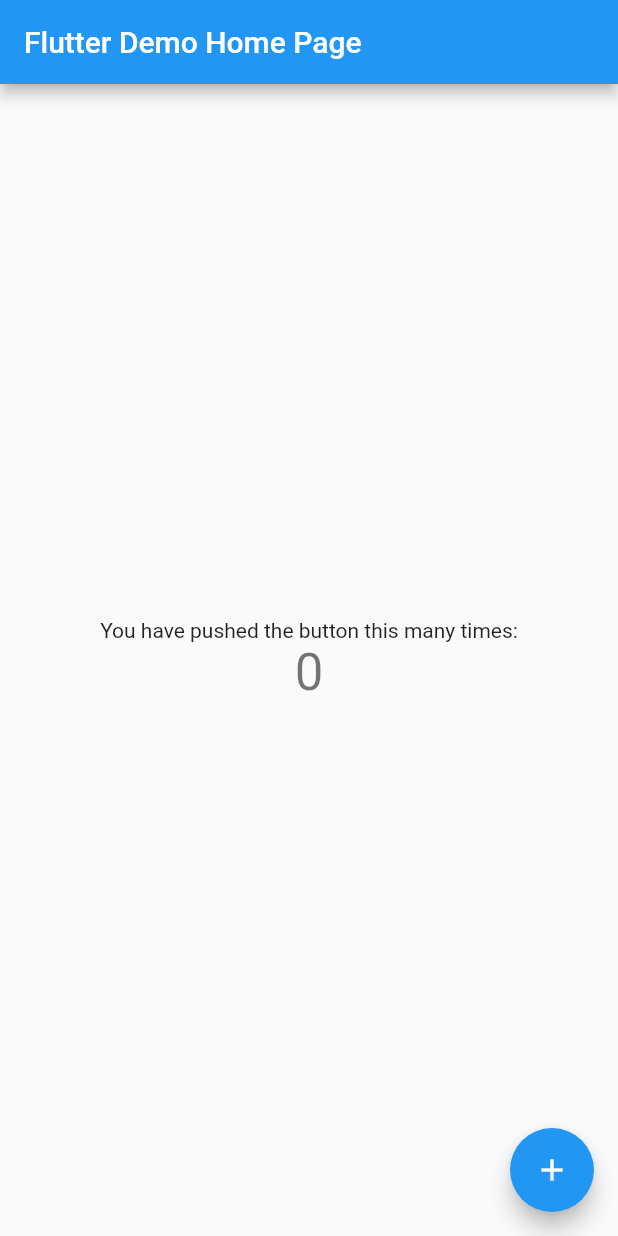
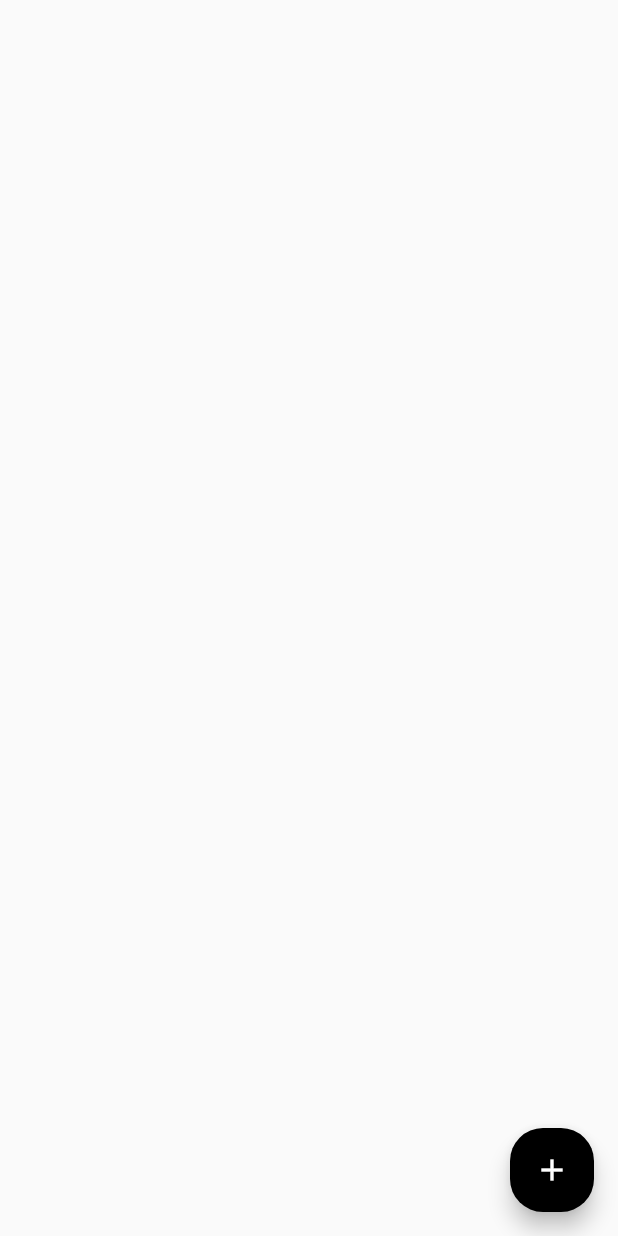
Before and after one commit to FedurovKonstantin/fflower, a Flutter app: the screen it shows after launch, on a phone screen of 412 x 824 dp. Run offline on Flutter 3.47's test engine with Material 2 defaults, Android fonts, the phone set to English and light mode, and no system bars.

Commit message:
create base theme and do fab

```diff
--- a/lib/main.dart
+++ b/lib/main.dart
@@ -1,4 +1,6 @@
 import 'package:flutter/material.dart';
+import 'package:fminimal/scenes/tasks/tasks_page.dart';
+import 'package:fminimal/theme/m_theme.dart';
 
 void main() {
   runApp(const MyApp());
@@ -7,109 +9,13 @@
 class MyApp extends StatelessWidget {
   const MyApp({Key? key}) : super(key: key);
 
-  // This widget is the root of your application.
   @override
   Widget build(BuildContext context) {
     return MaterialApp(
-      title: 'Flutter Demo',
-      theme: ThemeData(
-        // This is the theme of your application.
-        //
-        // Try running your application with "flutter run". You'll see the
-        // application has a blue toolbar. Then, without quitting the app, try
-        // changing the primarySwatch below to Colors.green and then invoke
-        // "hot reload" (press "r" in the console where you ran "flutter run",
-        // or simply save your changes to "hot reload" in a Flutter IDE).
-        // Notice that the counter didn't reset back to zero; the application
-        // is not restarted.
-        primarySwatch: Colors.blue,
+      home: MTheme(
+        data: MThemeData(),
+        child: TasksPage(),
       ),
-      home: const MyHomePage(title: 'Flutter Demo Home Page'),
     );
   }
 }
-
-class MyHomePage extends StatefulWidget {
-  const MyHomePage({Key? key, required this.title}) : super(key: key);
-
-  // This widget is the home page of your application. It is stateful, meaning
-  // that it has a State object (defined below) that contains fields that affect
-  // how it looks.
-
-  // This class is the configuration for the state. It holds the values (in this
-  // case the title) provided by the parent (in this case the App widget) and
-  // used by the build method of the State. Fields in a Widget subclass are
-  // always marked "final".
-
-  final String title;
-
-  @override
-  State<MyHomePage> createState() => _MyHomePageState();
-}
-
-class _MyHomePageState extends State<MyHomePage> {
-  int _counter = 0;
-
-  void _incrementCounter() {
-    setState(() {
-      // This call to setState tells the Flutter framework that something has
-      // changed in this State, which causes it to rerun the build method below
-      // so that the display can reflect the updated values. If we changed
-      // _counter without calling setState(), then the build method would not be
-      // called again, and so nothing would appear to happen.
-      _counter++;
-    });
-  }
-
-  @override
-  Widget build(BuildContext context) {
-    // This method is rerun every time setState is called, for instance as done
-    // by the _incrementCounter method above.
-    //
-    // The Flutter framework has been optimized to make rerunning build methods
-    // fast, so that you can just rebuild anything that needs updating rather
-    // than having to individually change instances of widgets.
-    return Scaffold(
-      appBar: AppBar(
-        // Here we take the value from the MyHomePage object that was created by
-        // the App.build method, and use it to set our appbar title.
-        title: Text(widget.title),
-      ),
-      body: Center(
-        // Center is a layout widget. It takes a single child and positions it
-        // in the middle of the parent.
-        child: Column(
-          // Column is also a layout widget. It takes a list of children and
-          // arranges them vertically. By default, it sizes itself to fit its
-          // children horizontally, and tries to be as tall as its parent.
-          //
-          // Invoke "debug painting" (press "p" in the console, choose the
-          // "Toggle Debug Paint" action from the Flutter Inspector in Android
-          // Studio, or the "Toggle Debug Paint" command in Visual Studio Code)
-          // to see the wireframe for each widget.
-          //
-          // Column has various properties to control how it sizes itself and
-          // how it positions its children. Here we use mainAxisAlignment to
-          // center the children vertically; the main axis here is the vertical
-          // axis because Columns are vertical (the cross axis would be
-          // horizontal).
-          mainAxisAlignment: MainAxisAlignment.center,
-          children: <Widget>[
-            const Text(
-              'You have pushed the button this many times:',
-            ),
-            Text(
-              '$_counter',
-              style: Theme.of(context).textTheme.headline4,
-            ),
-          ],
-        ),
-      ),
-      floatingActionButton: FloatingActionButton(
-        onPressed: _incrementCounter,
-        tooltip: 'Increment',
-        child: const Icon(Icons.add),
-      ), // This trailing comma makes auto-formatting nicer for build methods.
-    );
-  }
-}
--- /dev/null
+++ b/lib/scenes/tasks/tasks_page.dart
@@ -0,0 +1,14 @@
+import 'package:flutter/material.dart';
+
+import '../../theme/widgets/m_fab.dart';
+
+class TasksPage extends StatelessWidget {
+  const TasksPage({Key? key}) : super(key: key);
+
+  @override
+  Widget build(BuildContext context) {
+    return Scaffold(
+      floatingActionButton: MFAB(),
+    );
+  }
+}
--- /dev/null
+++ b/lib/theme/fab_theme.dart
@@ -0,0 +1,17 @@
+import 'package:flutter/material.dart';
+
+class FABThemeData {
+  final Color backgroundColor;
+  final Color iconColor;
+
+  FABThemeData()
+      : this._(
+          Colors.black,
+          Colors.white,
+        );
+
+  FABThemeData._(
+    this.backgroundColor,
+    this.iconColor,
+  );
+}
--- /dev/null
+++ b/lib/theme/m_theme.dart
@@ -0,0 +1,36 @@
+import 'package:flutter/cupertino.dart';
+import 'package:fminimal/theme/fab_theme.dart';
+import 'package:fminimal/theme/task_theme.dart';
+
+class MThemeData {
+  final TaskThemeData taskTheme;
+  final FABThemeData fabTheme;
+
+  MThemeData()
+      : this._(
+          TaskThemeData(),
+          FABThemeData(),
+        );
+
+  MThemeData._(this.taskTheme, this.fabTheme);
+}
+
+class MTheme extends InheritedWidget {
+  MThemeData data;
+
+  MTheme({
+    required Widget child,
+    required this.data,
+    Key? key,
+  }) : super(
+          child: child,
+          key: key,
+        );
+
+  static MThemeData of(BuildContext context) {
+    return context.dependOnInheritedWidgetOfExactType<MTheme>()?.data ?? MThemeData();
+  }
+
+  @override
+  bool updateShouldNotify(MTheme oldWidget) => data != oldWidget.data;
+}
--- /dev/null
+++ b/lib/theme/task_theme.dart
@@ -0,0 +1,18 @@
+import 'package:flutter/cupertino.dart';
+import 'package:flutter/material.dart';
+
+class TaskThemeData {
+  final Color uncheckedColor;
+  final Color checkedColor;
+
+  TaskThemeData()
+      : this._(
+          Colors.black,
+          Colors.grey,
+        );
+
+  TaskThemeData._(
+    this.uncheckedColor,
+    this.checkedColor,
+  );
+}
--- /dev/null
+++ b/lib/theme/widgets/m_fab.dart
@@ -0,0 +1,23 @@
+import 'package:flutter/material.dart';
+import 'package:fminimal/theme/m_theme.dart';
+
+class MFAB extends StatelessWidget {
+  const MFAB({Key? key}) : super(key: key);
+
+  @override
+  Widget build(BuildContext context) {
+    return FloatingActionButton(
+      onPressed: () {},
+      foregroundColor: MTheme.of(context).fabTheme.iconColor,
+      backgroundColor: MTheme.of(context).fabTheme.backgroundColor,
+      child: const Icon(
+        Icons.add,
+      ),
+      shape: const RoundedRectangleBorder(
+        borderRadius: BorderRadius.all(
+          Radius.circular(22),
+        ),
+      ),
+    );
+  }
+}
```
Also changed, not shown: pubspec.yaml (+1 -65 lines).
